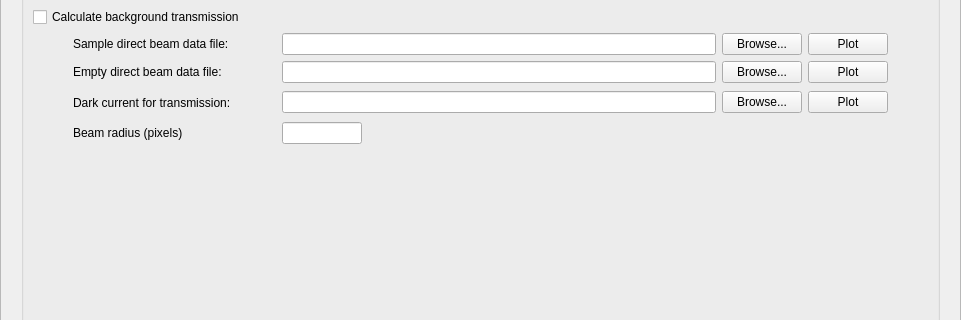
Above: Code/Mantid/scripts/Interface/ui/sans/eqsans_background.ui from mantidproject/mantid before the change; both pictures show x 0 to 961 and y 135 to 455 of the 961 by 721 pixel window. Below: the same form after it.
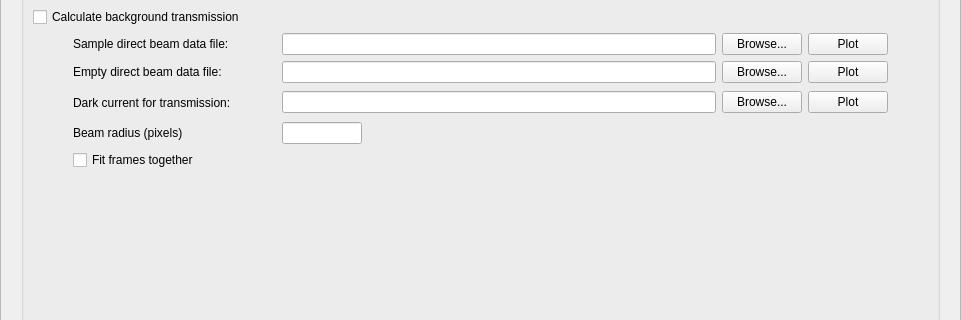
That is the form after the change.

Commit message: update EQSANS UI for frame fitting options. Re #3183

Diff of the .ui file:
```diff
--- a/Code/Mantid/scripts/Interface/ui/sans/eqsans_background.ui
+++ b/Code/Mantid/scripts/Interface/ui/sans/eqsans_background.ui
@@ -741,6 +741,36 @@
             </item>
            </layout>
           </item>
+          <item>
+           <layout class="QHBoxLayout" name="horizontalLayout_7">
+            <item>
+             <spacer name="horizontalSpacer_13">
+              <property name="orientation">
+               <enum>Qt::Horizontal</enum>
+              </property>
+              <property name="sizeType">
+               <enum>QSizePolicy::Fixed</enum>
+              </property>
+              <property name="sizeHint" stdset="0">
+               <size>
+                <width>40</width>
+                <height>20</height>
+               </size>
+              </property>
+             </spacer>
+            </item>
+            <item>
+             <widget class="QCheckBox" name="fit_together_check">
+              <property name="toolTip">
+               <string>Select to fit the two frames together when in frame-skipping mode.</string>
+              </property>
+              <property name="text">
+               <string>Fit frames together</string>
+              </property>
+             </widget>
+            </item>
+           </layout>
+          </item>
           <item>
            <spacer name="verticalSpacer_2">
             <property name="orientation">
```
The commit also changes 12 other files.
